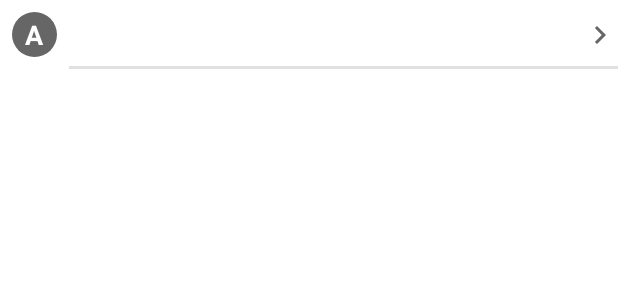
After one commit to kevinhao426/CryptocurrencyList, an Android app: the layout item_currency.xml on its own in the app's theme, with its tools: preview values and no code run, on a phone screen of 412 x 824 dp. The commit adds this screen. Shown: the top 300 px of the screen. Run offline under Robolectric (Android 15) with nearby library versions, the phone set to English and light mode, and no system bars.

Commit message:
update UI level

```diff
--- a/app/src/main/AndroidManifest.xml
+++ b/app/src/main/AndroidManifest.xml
@@ -11,7 +11,7 @@
         android:supportsRtl="true"
         android:theme="@style/Theme.CryptocurrencyList">
         <activity
-            android:name=".view.MainActivity"
+            android:name=".view.DemoActivity"
             android:exported="true"
             android:screenOrientation="locked">
             <intent-filter>
--- /dev/null
+++ b/app/src/main/java/com/kevinhao426/cryptocurrencylist/view/CurrencyListFragment.kt
@@ -0,0 +1,4 @@
+package com.kevinhao426.cryptocurrencylist.view
+
+class CurrencyListFragment {
+}
--- /dev/null
+++ b/app/src/main/res/drawable/bg_circle_30dp.xml
@@ -0,0 +1,10 @@
+<?xml version="1.0" encoding="utf-8"?>
+<shape xmlns:android="http://schemas.android.com/apk/res/android"
+    android:shape="oval">
+
+    <solid android:color="#666666" />
+
+    <size
+        android:width="30dp"
+        android:height="30dp" />
+</shape>
--- /dev/null
+++ b/app/src/main/res/drawable/ic_next_24.xml
@@ -0,0 +1,10 @@
+<vector xmlns:android="http://schemas.android.com/apk/res/android"
+    android:width="24dp"
+    android:height="24dp"
+    android:viewportWidth="24"
+    android:viewportHeight="24"
+    android:tint="?attr/colorControlNormal">
+  <path
+      android:fillColor="@android:color/white"
+      android:pathData="M10,6L8.59,7.41 13.17,12l-4.58,4.59L10,18l6,-6z"/>
+</vector>
--- a/app/src/main/res/layout/activity_main.xml
+++ b/app/src/main/res/layout/activity_demo.xml
@@ -4,7 +4,7 @@
     xmlns:tools="http://schemas.android.com/tools"
     android:layout_width="match_parent"
     android:layout_height="match_parent"
-    tools:context=".view.MainActivity">
+    tools:context=".view.DemoActivity">
 
     <FrameLayout
         android:id="@+id/fragmentContainer"
--- /dev/null
+++ b/app/src/main/res/layout/item_currency.xml
@@ -0,0 +1,63 @@
+<?xml version="1.0" encoding="utf-8"?>
+<androidx.constraintlayout.widget.ConstraintLayout xmlns:android="http://schemas.android.com/apk/res/android"
+    xmlns:app="http://schemas.android.com/apk/res-auto"
+    xmlns:tools="http://schemas.android.com/tools"
+    android:layout_width="match_parent"
+    android:layout_height="46dp">
+
+    <TextView
+        android:id="@+id/nameInitials"
+        android:layout_width="30dp"
+        android:layout_height="30dp"
+        android:layout_margin="8dp"
+        android:background="@drawable/bg_circle_30dp"
+        android:gravity="center"
+        android:text="A"
+        android:textColor="@color/white"
+        android:textSize="18sp"
+        android:textStyle="bold"
+        app:layout_constraintBottom_toBottomOf="parent"
+        app:layout_constraintStart_toStartOf="parent"
+        app:layout_constraintTop_toTopOf="parent" />
+
+    <TextView
+        android:id="@+id/currencyName"
+        android:layout_width="0dp"
+        android:layout_height="wrap_content"
+        android:layout_marginStart="8dp"
+        android:maxLines="1"
+        app:layout_constraintBottom_toBottomOf="@id/nameInitials"
+        app:layout_constraintEnd_toEndOf="@id/currencySymbol"
+        app:layout_constraintStart_toEndOf="@id/nameInitials"
+        app:layout_constraintTop_toTopOf="@id/nameInitials" />
+
+    <TextView
+        android:id="@+id/currencySymbol"
+        android:layout_width="wrap_content"
+        android:layout_height="wrap_content"
+        android:layout_marginStart="8dp"
+        android:maxLines="1"
+        app:layout_constraintBottom_toBottomOf="@id/nameInitials"
+        app:layout_constraintEnd_toStartOf="@id/iconNext"
+        app:layout_constraintTop_toTopOf="@id/nameInitials" />
+
+    <ImageView
+        android:id="@+id/iconNext"
+        android:layout_width="wrap_content"
+        android:layout_height="wrap_content"
+        android:src="@drawable/ic_next_24"
+        app:layout_constraintBottom_toBottomOf="@id/nameInitials"
+        app:layout_constraintEnd_toEndOf="parent"
+        app:layout_constraintTop_toTopOf="@id/nameInitials"
+        tools:ignore="ContentDescription" />
+
+    <View
+        android:id="@+id/divider"
+        android:layout_width="0dp"
+        android:layout_height="2dp"
+        android:background="?android:attr/listDivider"
+        app:layout_constraintBottom_toBottomOf="parent"
+        app:layout_constraintEnd_toEndOf="parent"
+        app:layout_constraintStart_toStartOf="@id/currencyName" />
+
+</androidx.constraintlayout.widget.ConstraintLayout>
--- a/app/src/main/res/values/strings.xml
+++ b/app/src/main/res/values/strings.xml
@@ -4,4 +4,5 @@
     <string name="fetch_data">fetch Data</string>
     <string name="sort_list">sort list</string>
     <string name="clear_db">clear db</string>
+    <string name="search_bar_placeholder">CRYPTOCURRENCY</string>
 </resources>
```
Also changed, not shown: app/src/main/java/com/kevinhao426/cryptocurrencylist/utils/ViewUtils.kt (added, +44 -0 lines), app/src/main/java/com/kevinhao426/cryptocurrencylist/view/DemoActivity.kt (renamed from app/src/main/java/com/kevinhao426/cryptocurrencylist/view/MainActivity.kt, +6 -6 lines), app/src/main/res/drawable/ic_search.xml (added, +10 -0 lines), app/src/main/res/layout/fragment_currency_list.xml (added, +27 -0 lines).
